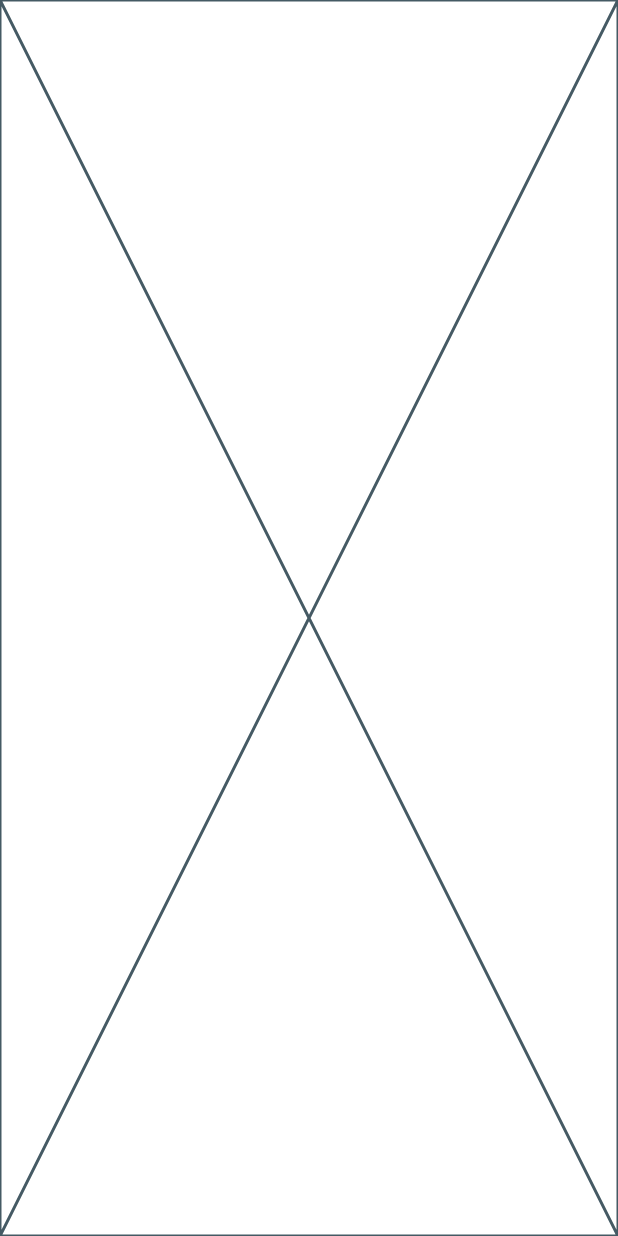
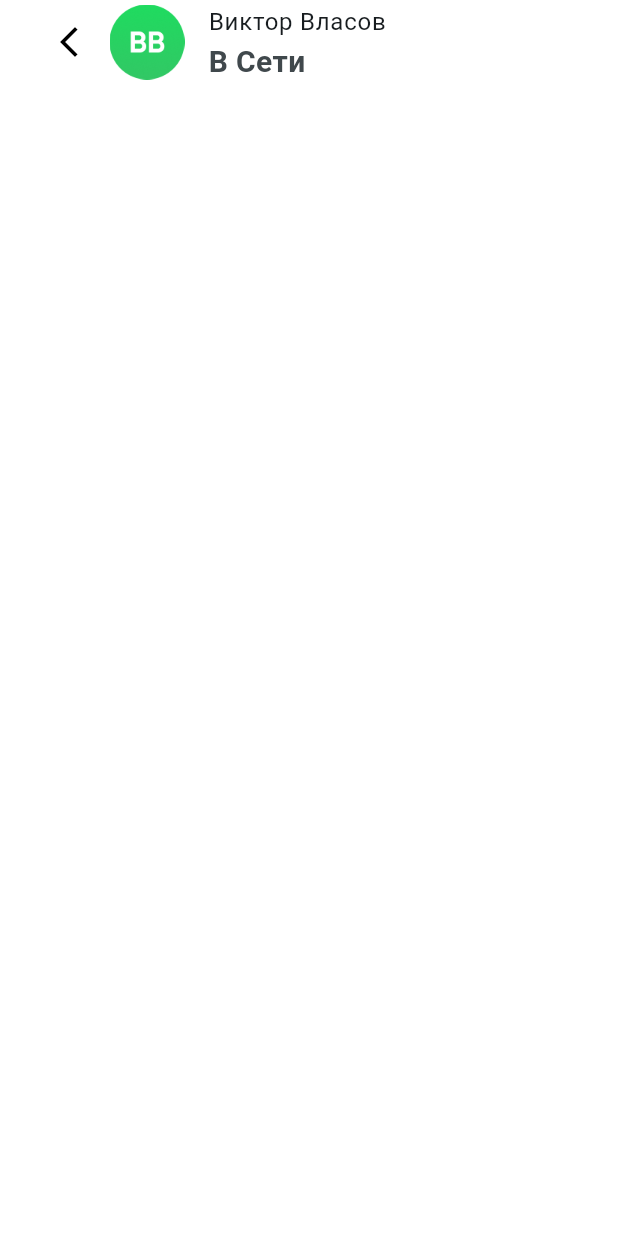
Before and after one commit to eclair-desertire/messenger-flutter-project, a Flutter app: the screen it shows after launch, after a tap on "Виктор Власов", on a phone screen of 412 x 824 dp. Run offline on Flutter 3.47's test engine with Material 3 defaults, Android fonts, the phone set to English and light mode, and no system bars; our stand-ins replace flutter_svg.

Commit message:
little refactor, init chat system and screens

```diff
--- a/lib/core/consts/theme.dart
+++ b/lib/core/consts/theme.dart
@@ -26,7 +26,7 @@ final lightTheme = ThemeData(
   dividerColor: Colors.white24,
   appBarTheme: const AppBarTheme(
     backgroundColor: Colors.white,
-    iconTheme: IconThemeData(color: Colors.white),
+    iconTheme: IconThemeData(color: Colors.black),
     titleTextStyle: TextStyle(
       color: Colors.black,
       fontSize: 32,
--- a/lib/core/widgets/chat_tile.dart
+++ b/lib/core/widgets/chat_tile.dart
@@ -23,10 +23,11 @@ class _ChatTileState extends State<ChatTile> {
       title: Text(
         widget.name,
       ),
+      subtitle: Text("ПРОВЕРКА"),
       onTap: () {
         Navigator.of(context).pushNamed(
           '/chat',
-          arguments: widget.name,
+          arguments: {'name': widget.name, 'icon': widget.icon},
         );
       },
     );
--- a/lib/features/presentation/chat/chat.dart
+++ b/lib/features/presentation/chat/chat.dart
@@ -1,3 +1,5 @@
+import 'dart:developer';
+
 import 'package:flutter/material.dart';
 
 class Chat extends StatefulWidget {
@@ -8,8 +10,57 @@ class Chat extends StatefulWidget {
 }
 
 class _ChatState extends State<Chat> {
+  String? name;
+  String? icon;
+  @override
+  void didChangeDependencies() {
+    final Map args = ModalRoute.of(context)?.settings.arguments as Map;
+    final String name_arg = args['name'];
+    final String icon_arg = args['icon'];
+    name = name_arg;
+    icon = icon_arg;
+
+    setState(() {});
+    // TODO: implement didChangeDependencies
+    super.didChangeDependencies();
+  }
+
   @override
   Widget build(BuildContext context) {
-    return const Placeholder();
+    return Scaffold(
+      appBar: AppBar(
+        leading: Transform.translate(
+          offset: Offset(18, 0),
+          child: IconButton(
+            icon: Icon(Icons.arrow_back_ios_new),
+            onPressed: () {
+              Navigator.of(context).pop();
+            },
+          ),
+        ),
+        title: Transform.translate(
+          offset: const Offset(-15, 0),
+          child: Column(
+            mainAxisAlignment: MainAxisAlignment.start,
+            crossAxisAlignment: CrossAxisAlignment.start,
+            mainAxisSize: MainAxisSize.min,
+            children: [
+              ListTile(
+                leading: Image.asset(
+                  icon!,
+                  height: 50,
+                  width: 50,
+                ),
+                title: Text(
+                  name!,
+                ),
+                subtitle: Text("В Сети"),
+              )
+            ],
+          ),
+        ),
+        centerTitle: false,
+      ),
+    );
   }
 }
--- a/lib/features/presentation/chat/chat_list.dart
+++ b/lib/features/presentation/chat/chat_list.dart
@@ -65,10 +65,6 @@ class _ChatListState extends State<ChatList> {
         separatorBuilder: (context, index) => Divider(),
         itemBuilder: (context, i) {
           return ChatTile(name: names[i], icon: images[i]);
-          // final coin = _cryptoCoinsList![i];
-          // return CryptoCoinTile(
-          //   coin: coin,
-          // );
         },
       ),
     );
```
